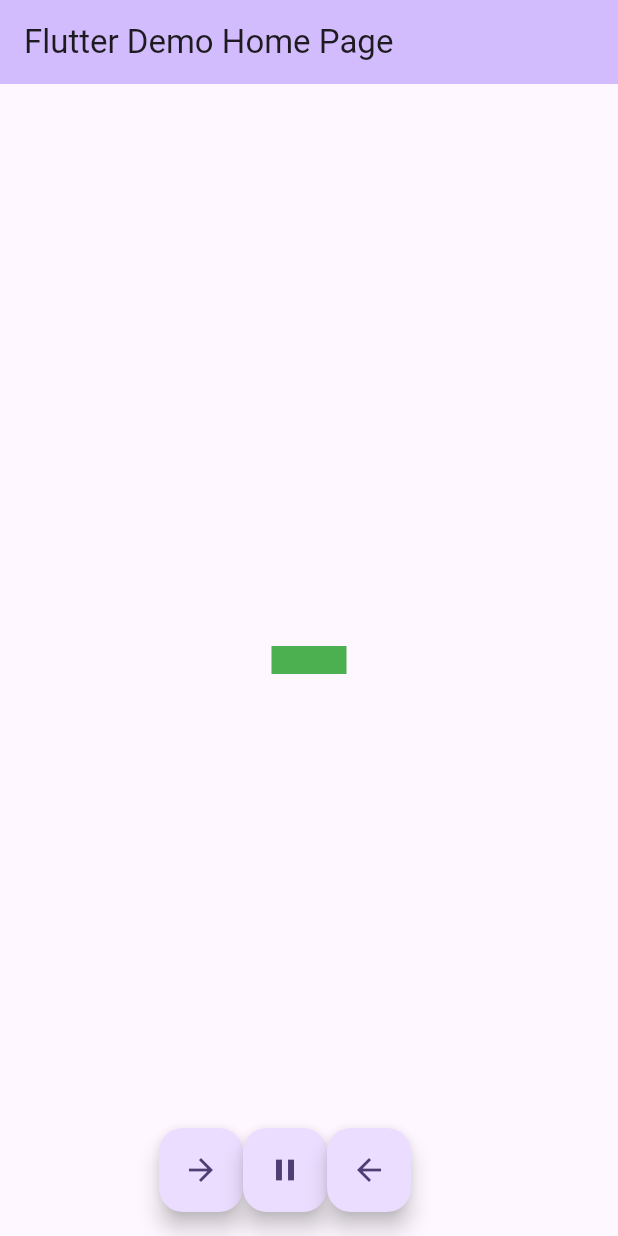
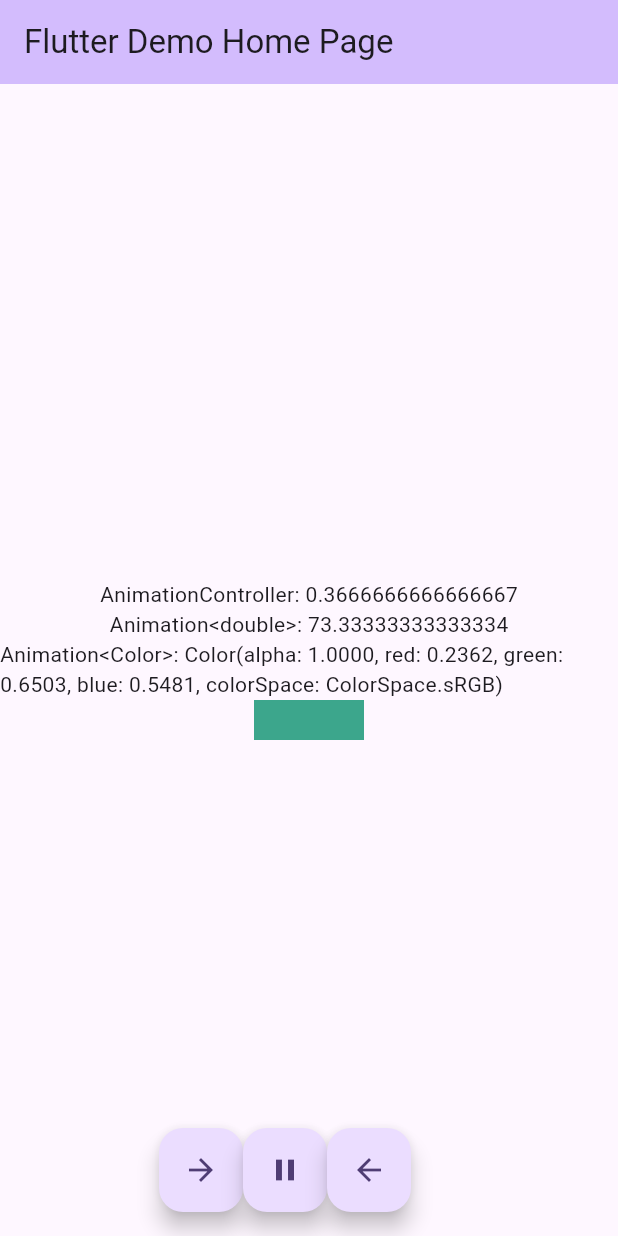
Before and after one commit to yuma-ito-bd/flutter-helloworld, a Flutter app: the screen it shows after launch, after a tap on the "arrow forward" icon, on a phone screen of 412 x 824 dp. Run offline on Flutter 3.47's test engine with Material 3 defaults, Android fonts, the phone set to English and light mode, and no system bars.

Commit message:
Tweenを使ったアニメーションの実装

```diff
--- a/counter_app/lib/main.dart
+++ b/counter_app/lib/main.dart
@@ -56,6 +56,11 @@ class MyHomePage extends StatefulWidget {
 
 class _MyHomePageState extends State<MyHomePage> with TickerProviderStateMixin {
   late AnimationController _animationController;
+  late Animation<double> _animationDouble;
+  final Tween<double> _tweenDouble = Tween(begin: 0.0, end: 200.0);
+  late Animation<Color?> _animationColor;
+  final ColorTween _tweenColor =
+      ColorTween(begin: Colors.green, end: Colors.blue);
 
   // 再生
   _forward() async {
@@ -84,6 +89,14 @@ class _MyHomePageState extends State<MyHomePage> with TickerProviderStateMixin {
     super.initState();
     _animationController =
         AnimationController(vsync: this, duration: const Duration(seconds: 3));
+    _animationDouble = _tweenDouble.animate(_animationController);
+    _animationDouble.addListener(() {
+      setState(() {});
+    });
+    _animationColor = _tweenColor.animate(_animationController);
+    _animationColor.addListener(() {
+      setState(() {});
+    });
   }
 
   // 破棄
@@ -117,18 +130,19 @@ class _MyHomePageState extends State<MyHomePage> with TickerProviderStateMixin {
         child: Column(
           mainAxisAlignment: MainAxisAlignment.center,
           children: <Widget>[
+            Text("AnimationController: ${_animationController.value}"),
+            Text("Animation<double>: ${_animationDouble.value}"),
+            Text("Animation<Color>: ${_animationColor.value}"),
             SizeTransition(
-              sizeFactor: _animationController,
-              child: Center(
-                child: SizedBox(
-                  width: 50,
-                  height: 50,
+                sizeFactor: _animationController,
+                child: Center(
+                    child: SizedBox(
+                  width: _animationDouble.value,
+                  height: _animationDouble.value,
                   child: Container(
-                    color: Colors.green,
+                    color: _animationColor.value,
                   ),
-                ),
-              ),
-            )
+                )))
           ],
         ),
       ),
```
